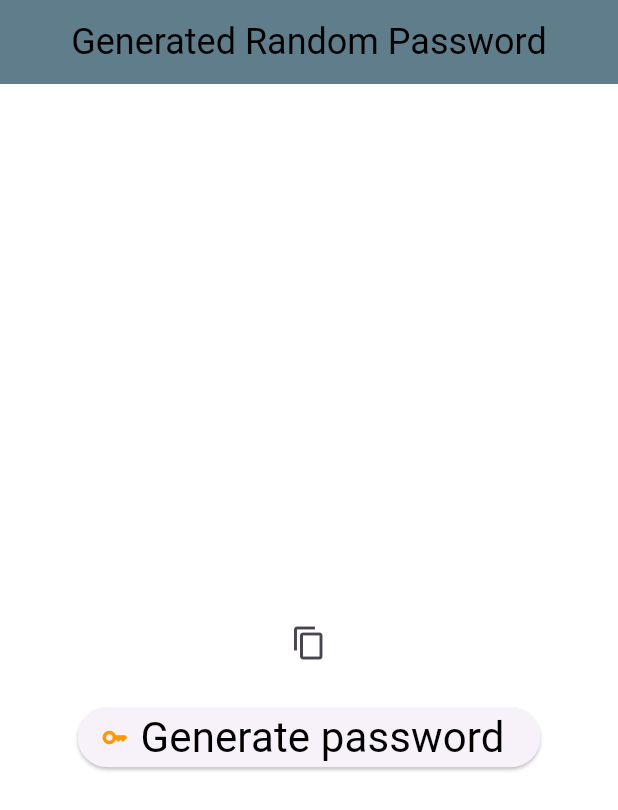
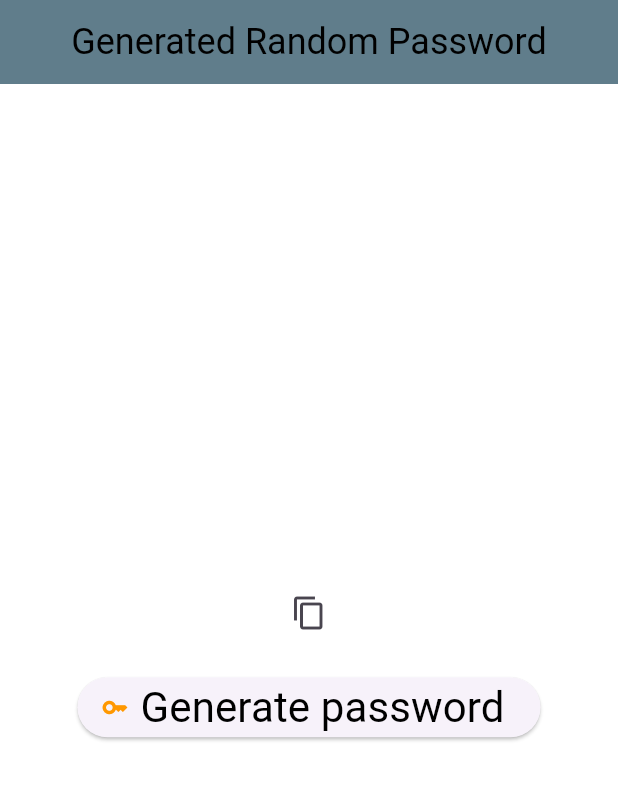
Before and after one commit to FrankieOchieng/Password-Generation-UI, a Flutter app: the screen it shows after launch, on a phone screen of 412 x 824 dp. Shown: the top 810 px of the screen. Run offline on Flutter 3.47's test engine with Material 3 defaults, Android fonts, the light colour scheme and no system bars.

Commit message:
Changed the row alignment to centre

```diff
--- a/lib/main.dart
+++ b/lib/main.dart
@@ -10,8 +10,9 @@ class MyApp extends StatelessWidget {
 
   @override
   Widget build(BuildContext context) {
-    //Implement ==
+    //Implement
     return const MaterialApp(
+      debugShowCheckedModeBanner: false,
       home: Passwordgeneration(),
     );
   }
--- a/lib/passwordgeneartion.dart
+++ b/lib/passwordgeneartion.dart
@@ -47,13 +47,10 @@ class _PasswordgenerationState extends State<Passwordgeneration> {
       appBar: AppBar(
         centerTitle: true,
         backgroundColor: Colors.blueGrey,
-        title: Title(
-          color: Colors.black,
-          child: const Text(
+        title: const Text(
           'Generated Random Password',
           style: TextStyle(
               color: Colors.black, fontWeight: FontWeight.w400, fontSize: 24),
-          ),
         ),
       ),
       body: Center(
@@ -62,10 +59,14 @@ class _PasswordgenerationState extends State<Passwordgeneration> {
           child: Column(
             mainAxisAlignment: MainAxisAlignment.center,
             children: [
+              //Main widget @ the top Centre of the screaan
+              Row(
+                mainAxisAlignment: MainAxisAlignment.center,
+                children: [
                   Text(
                     password,
-                style:
-                    const TextStyle(fontSize: 28, fontWeight: FontWeight.w400),
+                    style: const TextStyle(
+                        fontSize: 28, fontWeight: FontWeight.w400),
                   ),
                   IconButton(
                       onPressed: () {
@@ -75,15 +76,21 @@ class _PasswordgenerationState extends State<Passwordgeneration> {
                             backgroundColor: Colors.black,
                             content: Text(
                               'Copied to clipboard!',
-                          style: TextStyle(color: Colors.white, fontSize: 12),
+                              style:
+                                  TextStyle(color: Colors.white, fontSize: 12),
                             ),
                           ),
                         );
                       },
                       icon: const Icon(Icons.copy)),
+                ],
+              ),
+              //Space between the first widget and the second widget.
               const SizedBox(
                 height: 15,
               ),
+
+              //The Button widget at the bottom
               ElevatedButton.icon(
                 icon: const Icon(Icons.key_outlined),
                 iconAlignment: IconAlignment.start,
```
Lines whose indentation alone changed are shown as unchanged.
